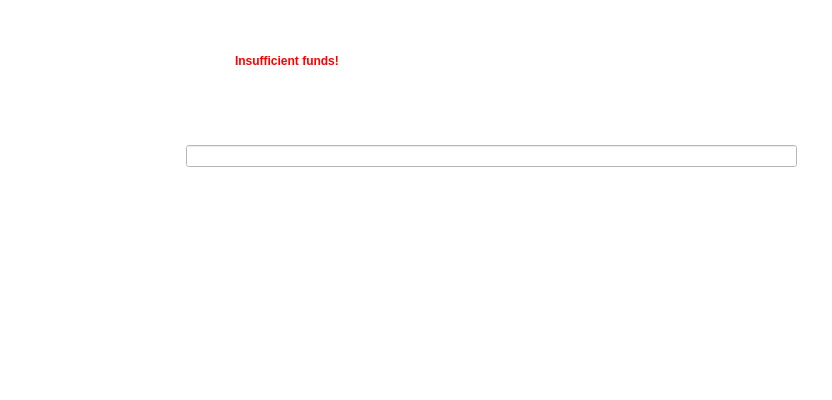
Sterlingcoin/Sterlingcoin-1.7-Release, file src/qt/forms/sendcoinsdialog.ui: the form before one commit.
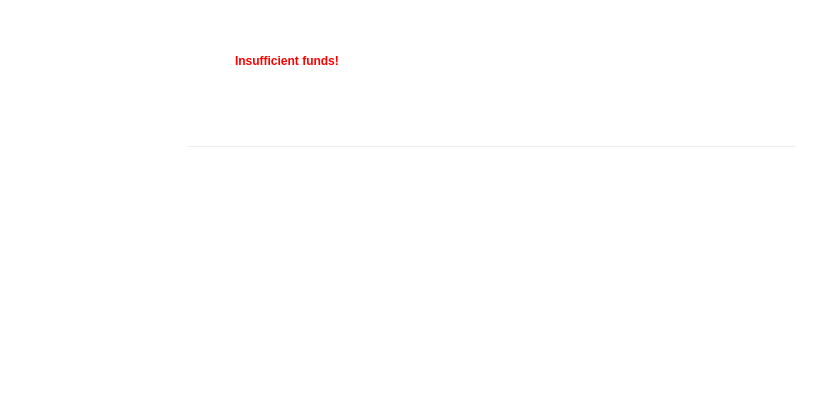
The form after the commit. Icons and pictures are not drawn.

Patch:
```diff
--- a/src/qt/forms/sendcoinsdialog.ui
+++ b/src/qt/forms/sendcoinsdialog.ui
@@ -154,6 +154,15 @@
        </color>
       </brush>
      </colorrole>
+     <colorrole role="PlaceholderText">
+      <brush brushstyle="NoBrush">
+       <color alpha="128">
+        <red>255</red>
+        <green>255</green>
+        <blue>255</blue>
+       </color>
+      </brush>
+     </colorrole>
     </active>
     <inactive>
      <colorrole role="WindowText">
@@ -291,6 +300,15 @@
        </color>
       </brush>
      </colorrole>
+     <colorrole role="PlaceholderText">
+      <brush brushstyle="NoBrush">
+       <color alpha="128">
+        <red>255</red>
+        <green>255</green>
+        <blue>255</blue>
+       </color>
+      </brush>
+     </colorrole>
     </inactive>
     <disabled>
      <colorrole role="WindowText">
@@ -401,6 +419,15 @@
        </color>
       </brush>
      </colorrole>
+     <colorrole role="AlternateBase">
+      <brush brushstyle="SolidPattern">
+       <color alpha="255">
+        <red>247</red>
+        <green>247</green>
+        <blue>247</blue>
+       </color>
+      </brush>
+     </colorrole>
      <colorrole role="ToolTipBase">
       <brush brushstyle="SolidPattern">
        <color alpha="255">
@@ -419,6 +446,15 @@
        </color>
       </brush>
      </colorrole>
+     <colorrole role="PlaceholderText">
+      <brush brushstyle="NoBrush">
+       <color alpha="128">
+        <red>255</red>
+        <green>255</green>
+        <blue>255</blue>
+       </color>
+      </brush>
+     </colorrole>
     </disabled>
    </palette>
   </property>
@@ -3368,54 +3404,54 @@
                <colorrole role="WindowText">
                 <brush brushstyle="SolidPattern">
                  <color alpha="255">
-                  <red>90</red>
-                  <green>104</green>
-                  <blue>118</blue>
+                  <red>255</red>
+                  <green>255</green>
+                  <blue>255</blue>
                  </color>
                 </brush>
                </colorrole>
                <colorrole role="Button">
                 <brush brushstyle="SolidPattern">
-                 <color alpha="255">
-                  <red>255</red>
-                  <green>255</green>
-                  <blue>255</blue>
+                 <color alpha="0">
+                  <red>0</red>
+                  <green>0</green>
+                  <blue>0</blue>
                  </color>
                 </brush>
                </colorrole>
                <colorrole role="Text">
                 <brush brushstyle="SolidPattern">
                  <color alpha="255">
-                  <red>69</red>
-                  <green>69</green>
-                  <blue>69</blue>
+                  <red>255</red>
+                  <green>255</green>
+                  <blue>255</blue>
                  </color>
                 </brush>
                </colorrole>
                <colorrole role="ButtonText">
                 <brush brushstyle="SolidPattern">
                  <color alpha="255">
-                  <red>90</red>
-                  <green>104</green>
-                  <blue>118</blue>
+                  <red>255</red>
+                  <green>255</green>
+                  <blue>255</blue>
                  </color>
                 </brush>
                </colorrole>
                <colorrole role="Base">
                 <brush brushstyle="SolidPattern">
-                 <color alpha="255">
-                  <red>255</red>
-                  <green>255</green>
-                  <blue>255</blue>
+                 <color alpha="0">
+                  <red>0</red>
+                  <green>0</green>
+                  <blue>0</blue>
                  </color>
                 </brush>
                </colorrole>
                <colorrole role="Window">
                 <brush brushstyle="SolidPattern">
-                 <color alpha="255">
-                  <red>255</red>
-                  <green>255</green>
-                  <blue>255</blue>
+                 <color alpha="0">
+                  <red>0</red>
+                  <green>0</green>
+                  <blue>0</blue>
                  </color>
                 </brush>
                </colorrole>
@@ -3437,59 +3473,68 @@
                  </color>
                 </brush>
                </colorrole>
+               <colorrole role="PlaceholderText">
+                <brush brushstyle="NoBrush">
+                 <color alpha="128">
+                  <red>69</red>
+                  <green>69</green>
+                  <blue>69</blue>
+                 </color>
+                </brush>
+               </colorrole>
               </active>
               <inactive>
                <colorrole role="WindowText">
                 <brush brushstyle="SolidPattern">
                  <color alpha="255">
-                  <red>90</red>
-                  <green>104</green>
-                  <blue>118</blue>
+                  <red>255</red>
+                  <green>255</green>
+                  <blue>255</blue>
                  </color>
                 </brush>
                </colorrole>
                <colorrole role="Button">
                 <brush brushstyle="SolidPattern">
-                 <color alpha="255">
-                  <red>255</red>
-                  <green>255</green>
-                  <blue>255</blue>
+                 <color alpha="0">
+                  <red>0</red>
+                  <green>0</green>
+                  <blue>0</blue>
                  </color>
                 </brush>
                </colorrole>
                <colorrole role="Text">
                 <brush brushstyle="SolidPattern">
                  <color alpha="255">
-                  <red>69</red>
-                  <green>69</green>
-                  <blue>69</blue>
+                  <red>255</red>
+                  <green>255</green>
+                  <blue>255</blue>
                  </color>
                 </brush>
                </colorrole>
                <colorrole role="ButtonText">
                 <brush brushstyle="SolidPattern">
                  <color alpha="255">
-                  <red>90</red>
-                  <green>104</green>
-                  <blue>118</blue>
+                  <red>255</red>
+                  <green>255</green>
+                  <blue>255</blue>
                  </color>
                 </brush>
                </colorrole>
                <colorrole role="Base">
                 <brush brushstyle="SolidPattern">
-                 <color alpha="255">
-                  <red>255</red>
-                  <green>255</green>
-                  <blue>255</blue>
+                 <color alpha="0">
+                  <red>0</red>
+                  <green>0</green>
+                  <blue>0</blue>
                  </color>
                 </brush>
                </colorrole>
                <colorrole role="Window">
                 <brush brushstyle="SolidPattern">
-                 <color alpha="255">
-                  <red>255</red>
-                  <green>255</green>
-                  <blue>255</blue>
+                 <color alpha="0">
+                  <red>0</red>
+                  <green>0</green>
+                  <blue>0</blue>
                  </color>
                 </brush>
                </colorrole>
@@ -3511,59 +3556,68 @@
                  </color>
                 </brush>
                </colorrole>
+               <colorrole role="PlaceholderText">
+                <brush brushstyle="NoBrush">
+                 <color alpha="128">
+                  <red>255</red>
+                  <green>255</green>
+                  <blue>255</blue>
+                 </color>
+                </brush>
+               </colorrole>
               </inactive>
               <disabled>
                <colorrole role="WindowText">
                 <brush brushstyle="SolidPattern">
                  <color alpha="255">
-                  <red>69</red>
-                  <green>69</green>
-                  <blue>69</blue>
+                  <red>255</red>
+                  <green>255</green>
+                  <blue>255</blue>
                  </color>
                 </brush>
                </colorrole>
                <colorrole role="Button">
                 <brush brushstyle="SolidPattern">
-                 <color alpha="255">
-                  <red>255</red>
-                  <green>255</green>
-                  <blue>255</blue>
+                 <color alpha="0">
+                  <red>0</red>
+                  <green>0</green>
+                  <blue>0</blue>
                  </color>
                 </brush>
                </colorrole>
                <colorrole role="Text">
                 <brush brushstyle="SolidPattern">
                  <color alpha="255">
-                  <red>69</red>
-                  <green>69</green>
-                  <blue>69</blue>
+                  <red>255</red>
+                  <green>255</green>
+                  <blue>255</blue>
                  </color>
                 </brush>
                </colorrole>
                <colorrole role="ButtonText">
                 <brush brushstyle="SolidPattern">
                  <color alpha="255">
-                  <red>69</red>
-                  <green>69</green>
-                  <blue>69</blue>
+                  <red>255</red>
+                  <green>255</green>
+                  <blue>255</blue>
                  </color>
                 </brush>
                </colorrole>
                <colorrole role="Base">
                 <brush brushstyle="SolidPattern">
-                 <color alpha="255">
-                  <red>255</red>
-                  <green>255</green>
-                  <blue>255</blue>
+                 <color alpha="0">
+                  <red>0</red>
+                  <green>0</green>
+                  <blue>0</blue>
                  </color>
                 </brush>
                </colorrole>
                <colorrole role="Window">
                 <brush brushstyle="SolidPattern">
-                 <color alpha="255">
-                  <red>255</red>
-                  <green>255</green>
-                  <blue>255</blue>
+                 <color alpha="0">
+                  <red>0</red>
+                  <green>0</green>
+                  <blue>0</blue>
                  </color>
                 </brush>
                </colorrole>
@@ -3585,6 +3639,15 @@
                  </color>
                 </brush>
                </colorrole>
+               <colorrole role="PlaceholderText">
+                <brush brushstyle="NoBrush">
+                 <color alpha="128">
+                  <red>255</red>
+                  <green>255</green>
+                  <blue>255</blue>
+                 </color>
+                </brush>
+               </colorrole>
               </disabled>
              </palette>
             </property>
@@ -3592,7 +3655,7 @@
              <bool>false</bool>
             </property>
             <property name="styleSheet">
-             <string notr="true">background-color: rgb(255, 255, 255);</string>
+             <string notr="true">background: transparent; color: rgb(255,255,255);</string>
             </property>
            </widget>
           </item>
```
Left out of the diff: 489 changed lines with no effect on the pictures.
